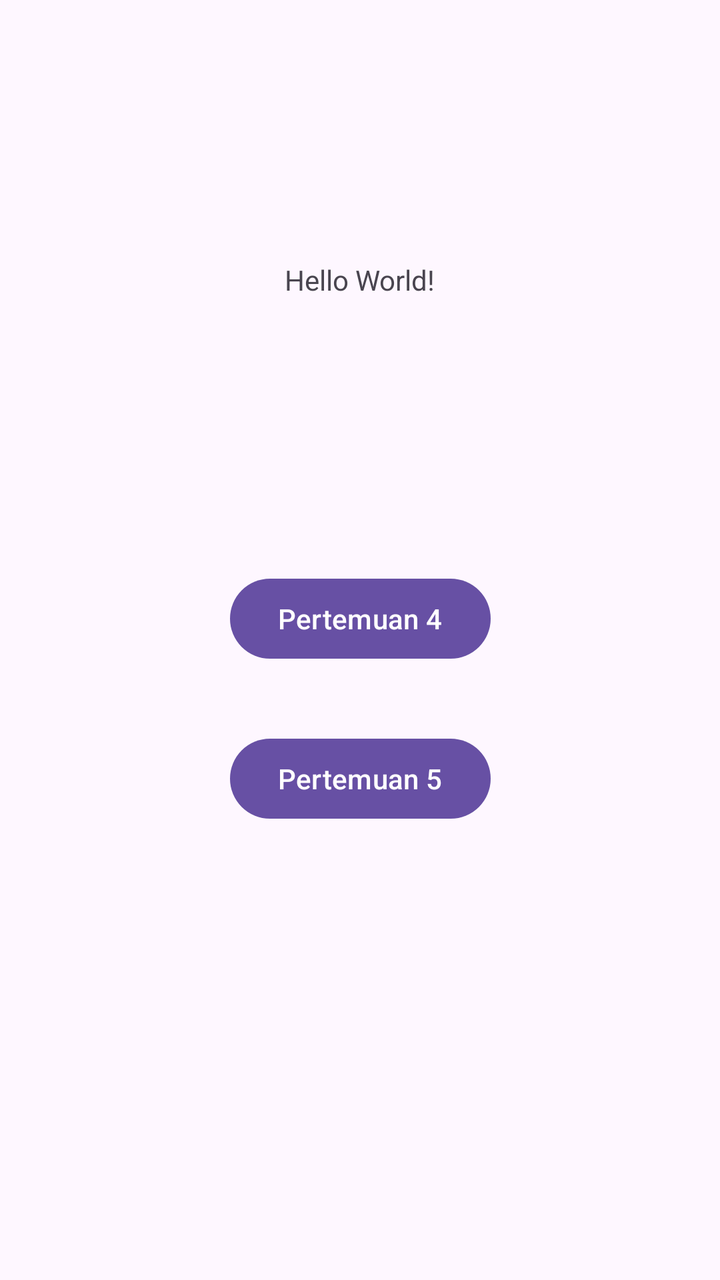
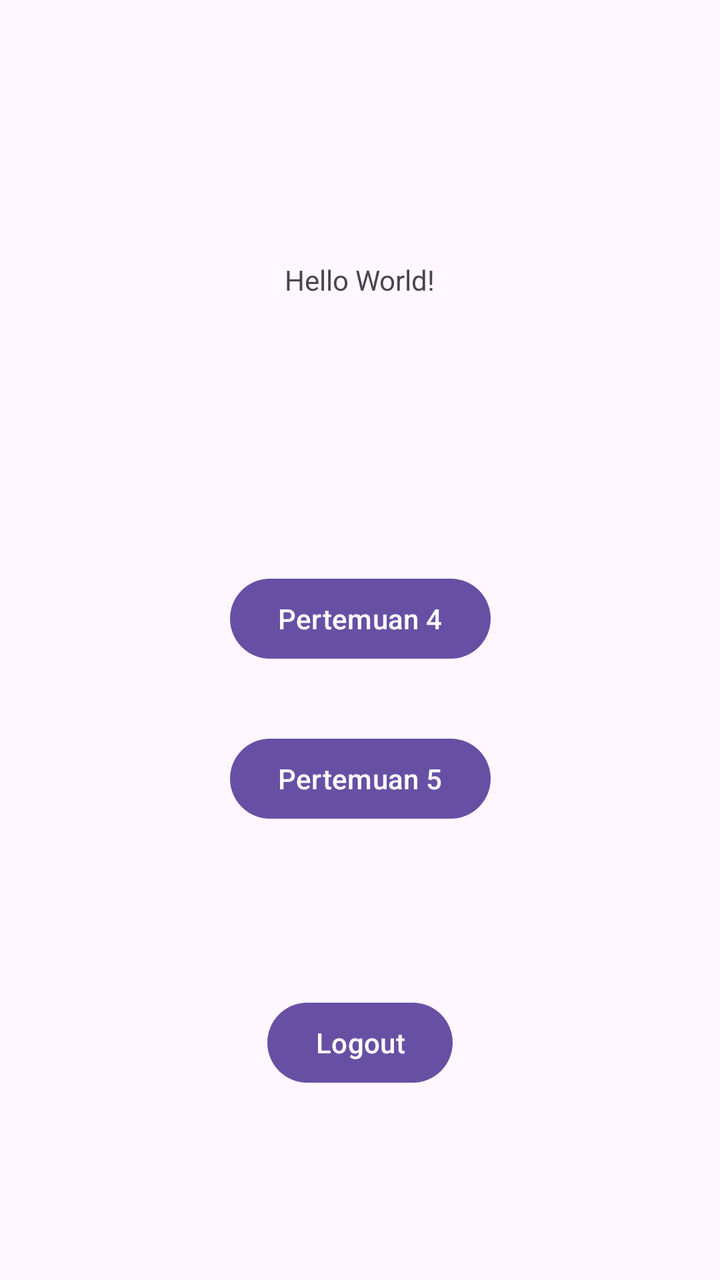

Before-and-after screenshots of an Android layout around one commit, followed by the original layout XML and the change that was made.
<!-- AndroidManifest.xml: application theme Theme.SonicApps -->
<!-- res/layout/activity_main.xml -->
<?xml version="1.0" encoding="utf-8"?>
<androidx.constraintlayout.widget.ConstraintLayout xmlns:android="http://schemas.android.com/apk/res/android"
    xmlns:app="http://schemas.android.com/apk/res-auto"
    xmlns:tools="http://schemas.android.com/tools"
    android:id="@+id/main"
    android:layout_width="match_parent"
    android:layout_height="match_parent"
    tools:context=".MainActivity">

    <TextView
        android:id="@+id/textView4"
        android:layout_width="wrap_content"
        android:layout_height="wrap_content"
        android:text="Hello World!"
        app:layout_constraintBottom_toBottomOf="parent"
        app:layout_constraintEnd_toEndOf="parent"
        app:layout_constraintStart_toStartOf="parent"
        app:layout_constraintTop_toTopOf="parent"
        app:layout_constraintVertical_bias="0.21" />

    <Button
        android:id="@+id/btnToFourth"
        android:layout_width="wrap_content"
        android:layout_height="wrap_content"
        android:layout_marginTop="136dp"
        android:text="Pertemuan 4"
        app:layout_constraintEnd_toEndOf="parent"
        app:layout_constraintStart_toStartOf="parent"
        app:layout_constraintTop_toBottomOf="@+id/textView4" />

    <Button
        android:id="@+id/btnToFifth"
        android:layout_width="wrap_content"
        android:layout_height="wrap_content"
        android:layout_marginTop="32dp"
        android:text="Pertemuan 5"
        app:layout_constraintEnd_toEndOf="parent"
        app:layout_constraintStart_toStartOf="parent"
        app:layout_constraintTop_toBottomOf="@+id/btnToFourth" />

</androidx.constraintlayout.widget.ConstraintLayout>
<!-- resources referenced by this layout -->
<resources>
  <style name="Theme.SonicApps" parent="Base.Theme.SonicApps" />
  <style name="Base.Theme.SonicApps" parent="Theme.Material3.DayNight.NoActionBar">
          
          
      </style>
</resources>

<!-- the commit's change to res/layout/activity_main.xml (unified diff, before → after) -->
@@ -38,4 +38,14 @@
         app:layout_constraintStart_toStartOf="parent"
         app:layout_constraintTop_toBottomOf="@+id/btnToFourth" />
 
+    <Button
+        android:id="@+id/btnLogout"
+        android:layout_width="wrap_content"
+        android:layout_height="wrap_content"
+        android:layout_marginTop="84dp"
+        android:text="Logout"
+        app:layout_constraintEnd_toEndOf="parent"
+        app:layout_constraintStart_toStartOf="parent"
+        app:layout_constraintTop_toBottomOf="@+id/btnToFifth" />
+
 </androidx.constraintlayout.widget.ConstraintLayout>
